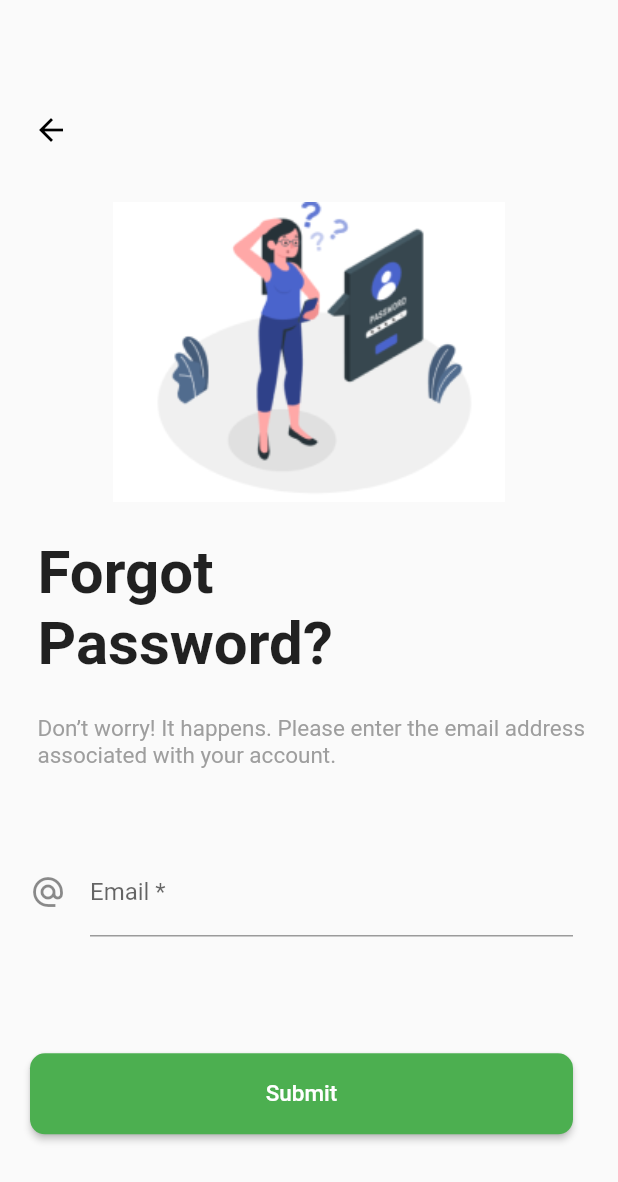
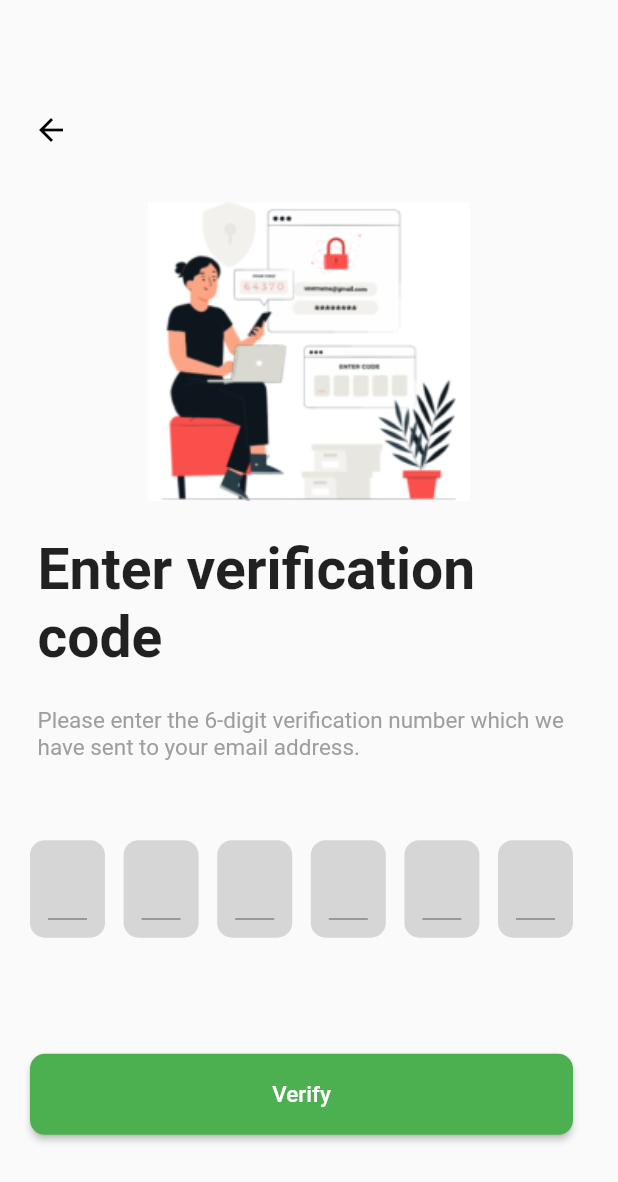
Before and after one commit to thushaltk/UOK-greenpath-project-20, a Flutter app: the screen it shows after launch, on a phone screen of 412 x 824 dp. Shown: the top 1182 px of the screen. Run offline on Flutter 3.47's test engine with Material 2 defaults, Android fonts, the light colour scheme and no system bars.

Commit message:
added: verification code screen

```diff
--- a/lib/main.dart
+++ b/lib/main.dart
@@ -1,4 +1,5 @@
 import 'package:flutter/material.dart';
+import 'package:greenpath_20/screens/enter-verification-screen.dart';
 import 'package:greenpath_20/screens/forgot-password-screen.dart';
 import 'package:greenpath_20/screens/get-started-screen.dart';
 import 'package:greenpath_20/screens/login-farmer-screen.dart';
@@ -35,7 +36,7 @@ class _MyAppState extends State<MyApp> {
       ),
       debugShowCheckedModeBanner: false,
       title: 'Greenpath v1.0',
-      home: ForgotPasswordScreen()
+      home: EnterVerificationScreen()
     );
   }
 }
--- /dev/null
+++ b/lib/screens/enter-verification-screen.dart
@@ -0,0 +1,319 @@
+import 'package:flutter/services.dart';
+import 'package:flutter/src/foundation/key.dart';
+import 'package:flutter/src/widgets/framework.dart';
+import 'package:flutter/material.dart';
+
+class EnterVerificationScreen extends StatefulWidget {
+  const EnterVerificationScreen({Key? key}) : super(key: key);
+
+  @override
+  State<EnterVerificationScreen> createState() => _EnterVerificationScreenState();
+}
+
+class _EnterVerificationScreenState extends State<EnterVerificationScreen> {
+  final FocusScopeNode _node1 = FocusScopeNode();
+  final FocusScopeNode _node2 = FocusScopeNode();
+  final FocusScopeNode _node3 = FocusScopeNode();
+  final FocusScopeNode _node4 = FocusScopeNode();
+  final FocusScopeNode _node5 = FocusScopeNode();
+  final FocusScopeNode _node6 = FocusScopeNode();
+
+  @override
+  void dispose() {
+    // TODO: implement dispose
+    super.dispose();
+    _node1.dispose();
+    _node2.dispose();
+    _node3.dispose();
+    _node4.dispose();
+    _node5.dispose();
+    _node6.dispose();
+  }
+
+  @override
+  Widget build(BuildContext context) {
+    return Scaffold(
+      body: Container(
+        alignment: Alignment.center,
+        width: double.infinity,
+        height: double.infinity,
+        child: Column(
+          mainAxisAlignment: MainAxisAlignment.spaceEvenly,
+          crossAxisAlignment: CrossAxisAlignment.center,
+          children: [
+            SizedBox(
+              height: 25,
+            ),
+            Padding(
+              padding: const EdgeInsets.all(10.0),
+              child: Align(
+                alignment: Alignment.topLeft,
+                child: BackButton(
+                  color: Colors.black,
+                  onPressed: () {},
+                ),
+              ),
+            ),
+            Container(
+              width: double.infinity,
+              height: 200,
+              child: Image.asset(
+                'assets/images/verification.png',
+                fit: BoxFit.contain,
+              ),
+            ),
+            Column(
+              children: [
+                Padding(
+                  padding: const EdgeInsets.only(left: 25.0, top: 10.0),
+                  child: Align(
+                    alignment: Alignment.topLeft,
+                    child: Text(
+                      "Enter verification",
+                      style:
+                          TextStyle(fontSize: 38, fontWeight: FontWeight.bold),
+                    ),
+                  ),
+                ),
+                Padding(
+                  padding: const EdgeInsets.only(left: 25.0, bottom: 10.0),
+                  child: Align(
+                    alignment: Alignment.topLeft,
+                    child: Text(
+                      "code",
+                      style:
+                          TextStyle(fontSize: 38, fontWeight: FontWeight.bold),
+                    ),
+                  ),
+                ),
+              ],
+            ),
+            Padding(
+              padding: const EdgeInsets.only(left: 25.0, bottom: 10.0, right: 30.0),
+              child: Align(
+                alignment: Alignment.topLeft,
+                child: Text(
+                  "Please enter the 6-digit verification number which we have sent to your email address.",
+                  style: TextStyle(fontSize: 15, color: Colors.grey),
+                ),
+              ),
+            ),
+            SizedBox(
+              height: 15,
+            ),
+            Padding(
+              padding: const EdgeInsets.only(left: 20.0, right: 30.0),
+              child: Row(
+                mainAxisAlignment: MainAxisAlignment.spaceBetween,
+                children: [
+                  Container(
+                    height: 65,
+                    width: 50,
+                    decoration: BoxDecoration(
+                        color: Colors.grey[350],
+                        borderRadius: BorderRadius.all(Radius.circular(10))),
+                    child: Padding(
+                      padding: const EdgeInsets.all(12.0),
+                      child: TextFormField(
+                        focusNode: _node1,
+                        onChanged: (value) {
+                          _node1.unfocus();
+                          _node2.requestFocus();
+                        },
+                        decoration: InputDecoration(
+                          contentPadding: EdgeInsets.only(left: 10.0, bottom: 10.0)
+                        ),
+                        keyboardType: TextInputType.number,
+                        inputFormatters: <TextInputFormatter>[
+                          FilteringTextInputFormatter.digitsOnly
+                        ],
+                        style: TextStyle(color: Colors.black, fontSize: 35.0),
+                        onSaved: (String? value) {
+                          // This optional block of code can be used to run
+                          // code when the user saves the form.
+                        },
+                      ),
+                    ),
+                  ),
+                  Container(
+                    height: 65,
+                    width: 50,
+                    decoration: BoxDecoration(
+                        color: Colors.grey[350],
+                        borderRadius: BorderRadius.all(Radius.circular(10))),
+                    child: Padding(
+                      padding: const EdgeInsets.all(12.0),
+                      child: TextFormField(
+                        focusNode: _node2,
+                        onChanged: (_) {
+                          _node2.unfocus();
+                          _node3.requestFocus();
+                        },
+                        decoration: InputDecoration(
+                          contentPadding: EdgeInsets.only(left: 10.0, bottom: 10.0)
+                        ),
+                        keyboardType: TextInputType.number,
+                        inputFormatters: <TextInputFormatter>[
+                          FilteringTextInputFormatter.digitsOnly
+                        ],
+                        style: TextStyle(color: Colors.black, fontSize: 35.0),
+                        onSaved: (String? value) {
+                          // This optional block of code can be used to run
+                          // code when the user saves the form.
+                        },
+                      ),
+                    ),
+                  ),
+                  Container(
+                    height: 65,
+                    width: 50,
+                    decoration: BoxDecoration(
+                        color: Colors.grey[350],
+                        borderRadius: BorderRadius.all(Radius.circular(10))),
+                    child: Padding(
+                      padding: const EdgeInsets.all(12.0),
+                      child: TextFormField(
+                        focusNode: _node3,
+                        onChanged: (_) {
+                          _node3.unfocus();
+                          _node4.requestFocus();
+                        },
+                        decoration: InputDecoration(
+                          contentPadding: EdgeInsets.only(left: 10.0, bottom: 10.0)
+                        ),
+                        keyboardType: TextInputType.number,
+                        inputFormatters: <TextInputFormatter>[
+                          FilteringTextInputFormatter.digitsOnly
+                        ],
+                        style: TextStyle(color: Colors.black, fontSize: 35.0),
+                        onSaved: (String? value) {
+                          // This optional block of code can be used to run
+                          // code when the user saves the form.
+                        },
+                      ),
+                    ),
+                  ),
+                  Container(
+                    height: 65,
+                    width: 50,
+                    decoration: BoxDecoration(
+                        color: Colors.grey[350],
+                        borderRadius: BorderRadius.all(Radius.circular(10))),
+                    child: Padding(
+                      padding: const EdgeInsets.all(12.0),
+                      child: TextFormField(
+                        focusNode: _node4,
+                        onChanged: (_) {
+                          _node4.unfocus();
+                          _node5.requestFocus();
+                        },
+                        decoration: InputDecoration(
+                          contentPadding: EdgeInsets.only(left: 10.0, bottom: 10.0)
+                        ),
+                        keyboardType: TextInputType.number,
+                        inputFormatters: <TextInputFormatter>[
+                          FilteringTextInputFormatter.digitsOnly
+                        ],
+                        style: TextStyle(color: Colors.black, fontSize: 35.0),
+                        onSaved: (String? value) {
+                          // This optional block of code can be used to run
+                          // code when the user saves the form.
+                        },
+                      ),
+                    ),
+                  ),
+                  Container(
+                    height: 65,
+                    width: 50,
+                    decoration: BoxDecoration(
+                        color: Colors.grey[350],
+                        borderRadius: BorderRadius.all(Radius.circular(10))),
+                    child: Padding(
+                      padding: const EdgeInsets.all(12.0),
+                      child: TextFormField(
+                        focusNode: _node5,
+                        onChanged: (_) {
+                          _node5.unfocus();
+                          _node6.requestFocus();
+                        },
+                        decoration: InputDecoration(
+                          contentPadding: EdgeInsets.only(left: 10.0, bottom: 10.0)
+                        ),
+                        keyboardType: TextInputType.number,
+                        inputFormatters: <TextInputFormatter>[
+                          FilteringTextInputFormatter.digitsOnly
+                        ],
+                        style: TextStyle(color: Colors.black, fontSize: 35.0),
+                        onSaved: (String? value) {
+                          // This optional block of code can be used to run
+                          // code when the user saves the form.
+                        },
+                      ),
+                    ),
+                  ),
+                  Container(
+                    height: 65,
+                    width: 50,
+                    decoration: BoxDecoration(
+                        color: Colors.grey[350],
+                        borderRadius: BorderRadius.all(Radius.circular(10))),
+                    child: Padding(
+                      padding: const EdgeInsets.all(12.0),
+                      child: TextFormField(
+                        focusNode: _node6,
+                        onChanged: (_) {
+                          _node6.unfocus();
+                        },
+                        decoration: InputDecoration(
+                          contentPadding: EdgeInsets.only(left: 10.0, bottom: 10.0)
+                        ),
+                        keyboardType: TextInputType.number,
+                        inputFormatters: <TextInputFormatter>[
+                          FilteringTextInputFormatter.digitsOnly
+                        ],
+                        style: TextStyle(color: Colors.black, fontSize: 35.0),
+                        onSaved: (String? value) {
+                          // This optional block of code can be used to run
+                          // code when the user saves the form.
+                        },
+                      ),
+                    ),
+                  ),
+                ],
+              ),
+            ),
+            SizedBox(
+              height: 50,
+            ),
+            Padding(
+              padding: const EdgeInsets.only(left: 20.0, right: 30.0),
+              child: SizedBox(
+                width: double.infinity,
+                child: ElevatedButton(
+                  style: ButtonStyle(
+                    shape: MaterialStateProperty.all<RoundedRectangleBorder>(
+                        RoundedRectangleBorder(
+                      borderRadius: BorderRadius.circular(10.0),
+                    )),
+                    backgroundColor:
+                        MaterialStateProperty.all<Color>(Colors.green),
+                    padding: MaterialStateProperty.all<EdgeInsets>(
+                        EdgeInsets.all(18.0)),
+                  ),
+                  onPressed: () {},
+                  child: Text('Verify',
+                      style: TextStyle(
+                        fontSize: 15,
+                      )),
+                ),
+              ),
+            ),
+            SizedBox(
+              height: 40,
+            ),
+          ],
+        ),
+      ),
+    );
+  }
+}
--- a/pubspec.yaml
+++ b/pubspec.yaml
@@ -53,6 +53,7 @@ flutter:
     - assets/images/farmer.png
     - assets/images/investor.png
     - assets/images/forgotpw.png
+    - assets/images/verification.png
 
   # An image asset can refer to one or more resolution-specific "variants", see
   # https://flutter.dev/assets-and-images/#resolution-aware.
```
Also changed, not shown: lib/screens/forgot-password-screen.dart (+7 -5 lines), assets/images/verification.png (added).
